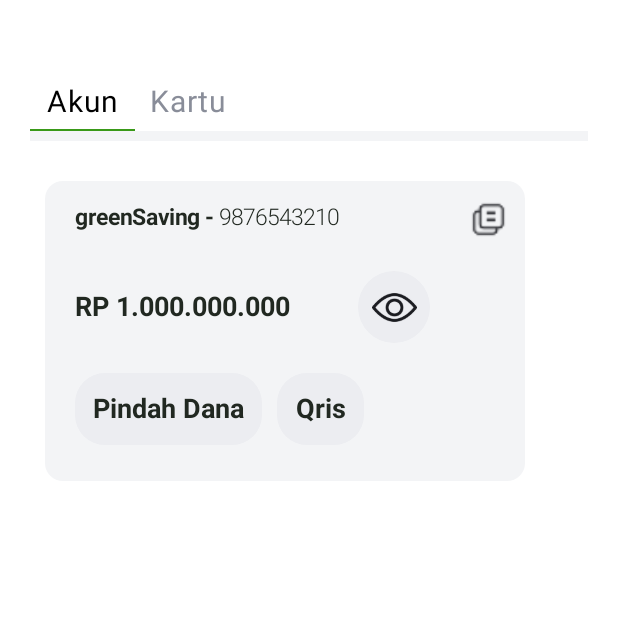
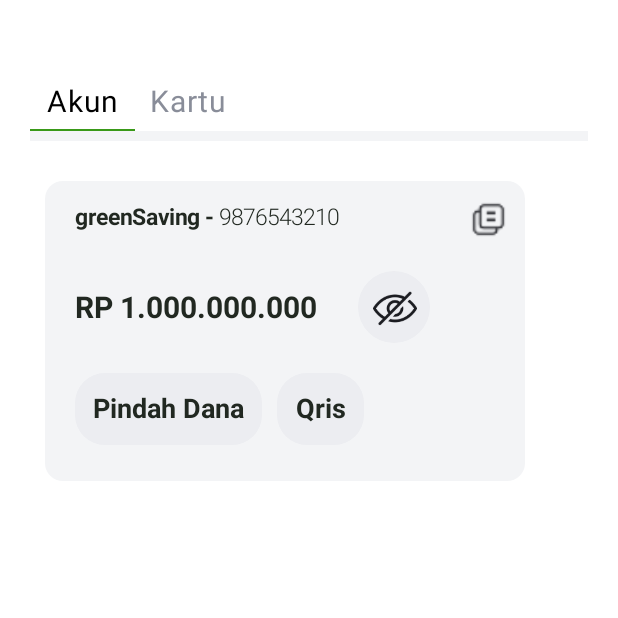
Before and after one commit to veroanggraa/GreenBankApplication, an Android app built with Jetpack Compose: the screen it shows after launch (MainActivity), on a phone screen of 412 x 824 dp, the top half of it. Run offline under Robolectric (Android 15) with nearby library versions, the phone set to English and light mode, and no system bars.

Commit message:
modify text and button eye

```diff
--- a/app/src/main/java/com/veroanggra/greenbankapplication/utils/component/CustomButton.kt
+++ b/app/src/main/java/com/veroanggra/greenbankapplication/utils/component/CustomButton.kt
@@ -48,7 +48,7 @@ fun EyeIconButton(onClick: () -> Unit, modifier: Modifier = Modifier, isVisible:
             .background(color = Color(0XFFECEDF1))
     ) {
         Icon(
-            painter = painterResource(if (isVisible) R.drawable.icon_unhide else R.drawable.icon_hide),
+            painter = painterResource(if (isVisible) R.drawable.icon_hide else R.drawable.icon_unhide),
             contentDescription = "Eye",
             modifier = Modifier.size(30.dp)
         )
--- a/app/src/main/java/com/veroanggra/greenbankapplication/utils/component/CustomText.kt
+++ b/app/src/main/java/com/veroanggra/greenbankapplication/utils/component/CustomText.kt
@@ -76,7 +76,7 @@ fun BalanceText(
     isVisible: Boolean,
     eyeClick: () -> Unit,
     style: TextStyle = TextStyle(
-        fontSize = 18.sp,
+        fontSize = 20.sp,
         fontWeight = FontWeight.Bold,
         color = Color(0xFF212821)
     )
```
